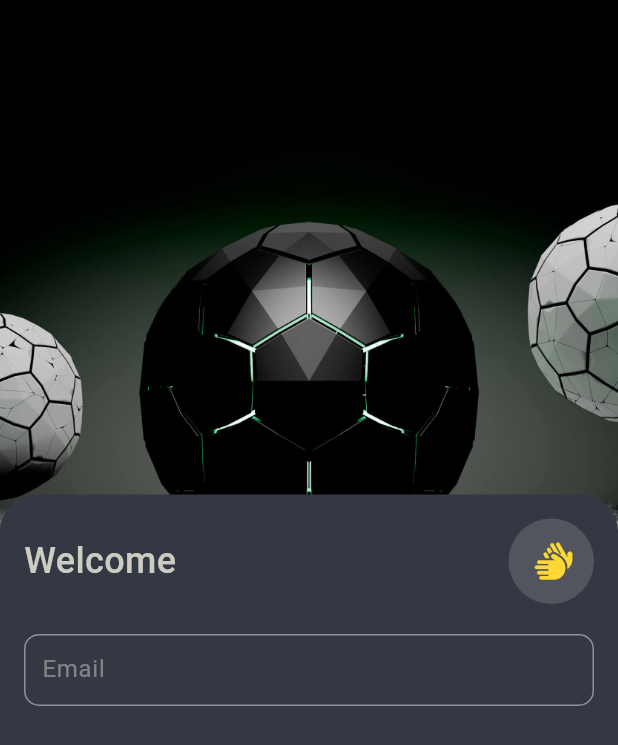
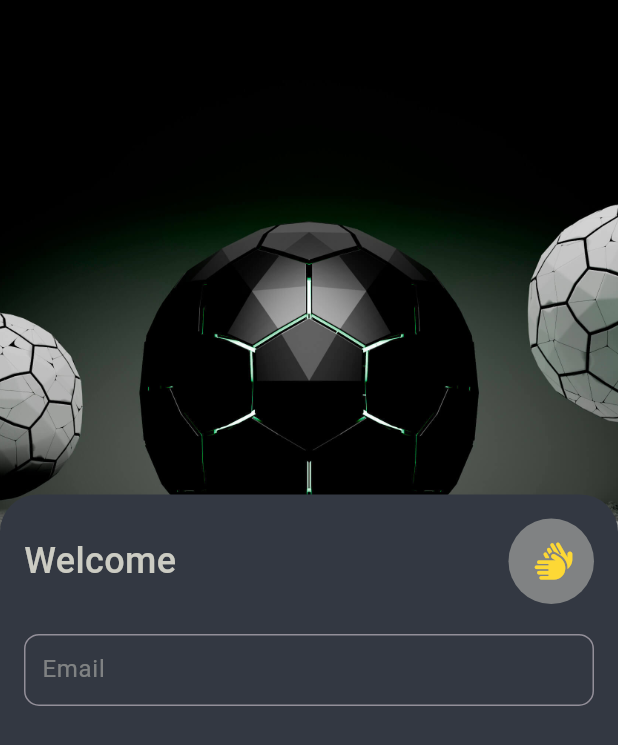
Before and after one commit to hafedh049/footy_shorts, a Flutter app: the screen it shows after launch, on a phone screen of 412 x 824 dp. Shown: the top 745 px of the screen. Run offline on Flutter 3.47's test engine with Material 3 defaults, Android fonts, the phone set to English and light mode, and no system bars; drawn by our look-alikes of carousel_slider; our stand-ins replace firebase_auth, firebase_core, flutter_animate, get, google_nav_bar, hive and 3 more; missing offline and left inert: image_pickers; accounts and stored records are empty.

Commit message:
Modified  lib/views/auth/sign_in.dart

```diff
--- a/lib/views/auth/sign_in.dart
+++ b/lib/views/auth/sign_in.dart
@@ -61,7 +61,7 @@ class _SignInState extends State<SignIn> {
                           Text(userLocalSettings!.get("first_time") ? "Welcome" : "Welcome\nBack", style: const TextStyle(fontSize: 24, color: white, fontWeight: FontWeight.w500)),
                           const Spacer(),
                           Container(
-                            decoration: BoxDecoration(color: white.withOpacity(.2), shape: BoxShape.circle),
+                            decoration: BoxDecoration(color: white.withOpacity(.5), shape: BoxShape.circle),
                             padding: const EdgeInsets.all(16),
                             child: Icon(FontAwesome.hands, color: yellow, size: 25),
                           ),
```
